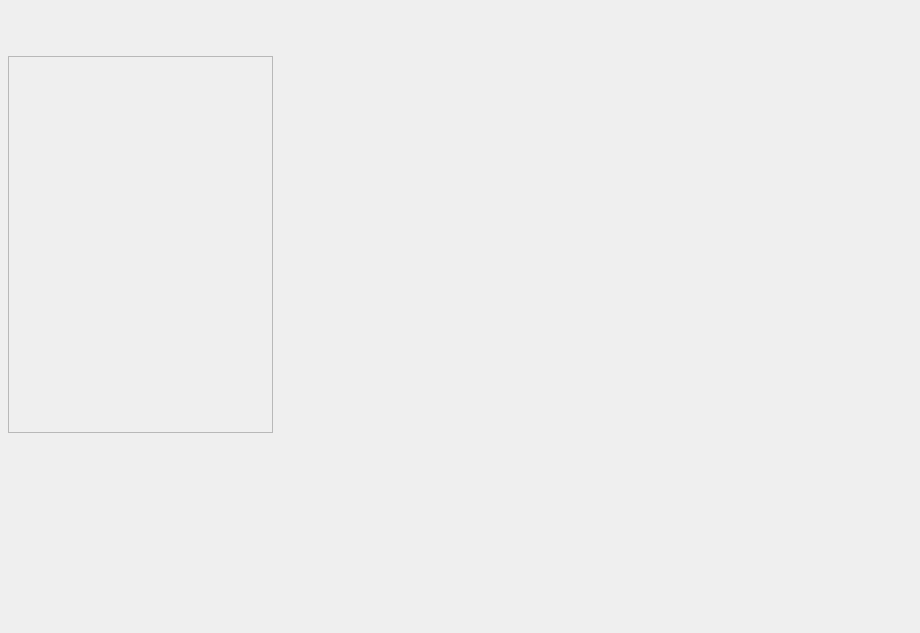
Before: the Qt Designer form Window/Page/valvepage.ui in caosq/ChickenFarm, drawn with Qt 5.
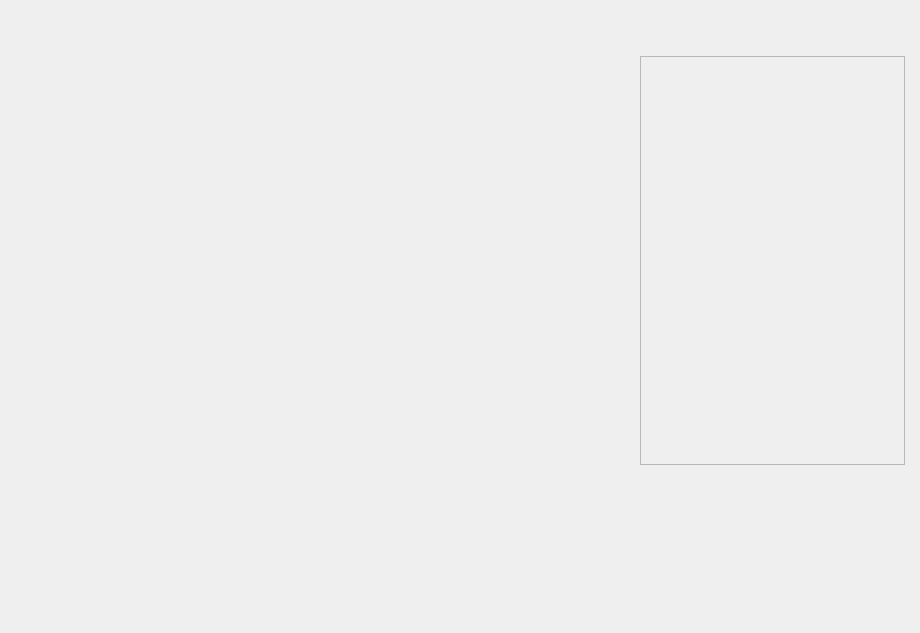
After: the same form once the commit is applied. Icons and pictures are not drawn.

Diff of the .ui file:
```diff
--- a/Window/Page/valvepage.ui
+++ b/Window/Page/valvepage.ui
@@ -16,10 +16,10 @@
   <widget class="QWidget" name="gridLayoutWidget_2">
    <property name="geometry">
     <rect>
-     <x>288</x>
+     <x>16</x>
      <y>16</y>
      <width>609</width>
-     <height>593</height>
+     <height>561</height>
     </rect>
    </property>
    <layout class="QGridLayout" name="gridLayout_2"/>
@@ -27,10 +27,10 @@
   <widget class="QFrame" name="frame_10">
    <property name="geometry">
     <rect>
-     <x>8</x>
+     <x>640</x>
      <y>56</y>
      <width>265</width>
-     <height>377</height>
+     <height>409</height>
     </rect>
    </property>
    <property name="styleSheet">
```
Left out of the diff: 2 changed lines with no effect on the pictures.
